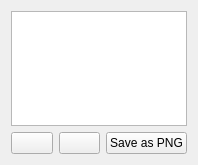
First picture: the form in MapVectorization/map-app/layersviewer.ui, repository YulyIllarionov/MapVectorization, before the edit.
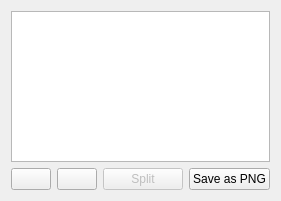
Second picture: the form after the edit. Icons and pictures are not drawn.

Patch:
```diff
--- a/MapVectorization/map-app/layersviewer.ui
+++ b/MapVectorization/map-app/layersviewer.ui
@@ -6,8 +6,8 @@
    <rect>
     <x>0</x>
     <y>0</y>
-    <width>198</width>
-    <height>165</height>
+    <width>244</width>
+    <height>201</height>
    </rect>
   </property>
   <property name="windowTitle">
@@ -41,6 +41,16 @@
        </property>
       </widget>
      </item>
+     <item>
+      <widget class="QPushButton" name="SplitButton">
+       <property name="enabled">
+        <bool>false</bool>
+       </property>
+       <property name="text">
+        <string>Split</string>
+       </property>
+      </widget>
+     </item>
      <item>
       <widget class="QPushButton" name="SavePngButton">
        <property name="text">
```
